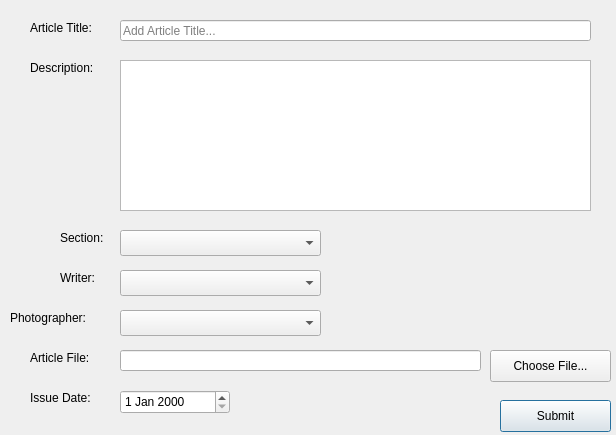
This is LAWRENTIAN/LuD/newarticleworkspacewindow.ui in pyridine/LAWRENTIAN as Qt 5 draws it before an edit. The edited form follows.
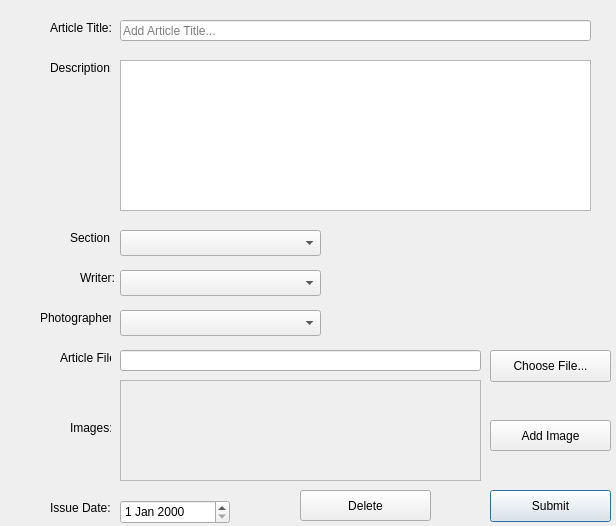
This is the edited form.

Commit message:
Merge remote-tracking branch 'origin/master'
Conflicts:
	LAWRENTIAN/LuD/main.cpp
	LAWRENTIAN/LuD/newarticleworkspacewindow.cpp

```diff
--- a/LAWRENTIAN/LuD/newarticleworkspacewindow.ui
+++ b/LAWRENTIAN/LuD/newarticleworkspacewindow.ui
@@ -7,7 +7,7 @@
     <x>0</x>
     <y>0</y>
     <width>616</width>
-    <height>435</height>
+    <height>526</height>
    </rect>
   </property>
   <property name="windowTitle">
@@ -16,9 +16,9 @@
   <widget class="QLabel" name="label">
    <property name="geometry">
     <rect>
-     <x>30</x>
+     <x>50</x>
      <y>20</y>
-     <width>91</width>
+     <width>61</width>
      <height>16</height>
     </rect>
    </property>
@@ -29,9 +29,9 @@
   <widget class="QLabel" name="label_2">
    <property name="geometry">
     <rect>
-     <x>30</x>
+     <x>50</x>
      <y>60</y>
-     <width>81</width>
+     <width>61</width>
      <height>16</height>
     </rect>
    </property>
@@ -42,9 +42,9 @@
   <widget class="QLabel" name="label_3">
    <property name="geometry">
     <rect>
-     <x>60</x>
+     <x>80</x>
      <y>270</y>
-     <width>51</width>
+     <width>41</width>
      <height>16</height>
     </rect>
    </property>
@@ -68,9 +68,9 @@
   <widget class="QLabel" name="label_4">
    <property name="geometry">
     <rect>
-     <x>60</x>
+     <x>70</x>
      <y>230</y>
-     <width>51</width>
+     <width>41</width>
      <height>16</height>
     </rect>
    </property>
@@ -91,9 +91,9 @@
   <widget class="QLabel" name="label_5">
    <property name="geometry">
     <rect>
-     <x>10</x>
+     <x>40</x>
      <y>310</y>
-     <width>91</width>
+     <width>71</width>
      <height>16</height>
     </rect>
    </property>
@@ -134,9 +134,9 @@
   <widget class="QLabel" name="label_6">
    <property name="geometry">
     <rect>
-     <x>30</x>
+     <x>60</x>
      <y>350</y>
-     <width>71</width>
+     <width>51</width>
      <height>16</height>
     </rect>
    </property>
@@ -173,9 +173,9 @@
   <widget class="QPushButton" name="pushButton_2">
    <property name="geometry">
     <rect>
-     <x>500</x>
-     <y>400</y>
-     <width>111</width>
+     <x>490</x>
+     <y>490</y>
+     <width>121</width>
      <height>32</height>
     </rect>
    </property>
@@ -186,9 +186,9 @@
   <widget class="QLabel" name="label_7">
    <property name="geometry">
     <rect>
-     <x>30</x>
-     <y>390</y>
-     <width>71</width>
+     <x>50</x>
+     <y>500</y>
+     <width>61</width>
      <height>16</height>
     </rect>
    </property>
@@ -200,12 +200,74 @@
    <property name="geometry">
     <rect>
      <x>120</x>
-     <y>390</y>
+     <y>500</y>
      <width>110</width>
      <height>24</height>
     </rect>
    </property>
   </widget>
+  <widget class="QPushButton" name="addImage_pushButton">
+   <property name="geometry">
+    <rect>
+     <x>490</x>
+     <y>420</y>
+     <width>121</width>
+     <height>31</height>
+    </rect>
+   </property>
+   <property name="text">
+    <string>Add Image</string>
+   </property>
+  </widget>
+  <widget class="QLabel" name="label_8">
+   <property name="geometry">
+    <rect>
+     <x>70</x>
+     <y>420</y>
+     <width>41</width>
+     <height>16</height>
+    </rect>
+   </property>
+   <property name="text">
+    <string>Images:</string>
+   </property>
+  </widget>
+  <widget class="QScrollArea" name="img_scrollArea">
+   <property name="geometry">
+    <rect>
+     <x>120</x>
+     <y>380</y>
+     <width>361</width>
+     <height>101</height>
+    </rect>
+   </property>
+   <property name="widgetResizable">
+    <bool>true</bool>
+   </property>
+   <widget class="QWidget" name="scrollAreaWidgetContents">
+    <property name="geometry">
+     <rect>
+      <x>0</x>
+      <y>0</y>
+      <width>359</width>
+      <height>99</height>
+     </rect>
+    </property>
+   </widget>
+  </widget>
+  <widget class="QPushButton" name="delete_pushButton">
+   <property name="geometry">
+    <rect>
+     <x>300</x>
+     <y>490</y>
+     <width>131</width>
+     <height>31</height>
+    </rect>
+   </property>
+   <property name="text">
+    <string>Delete</string>
+   </property>
+  </widget>
  </widget>
  <resources/>
  <connections/>
```
Left out of the diff: 4 changed lines with no effect on the pictures. The commit also changes 2 other files.
